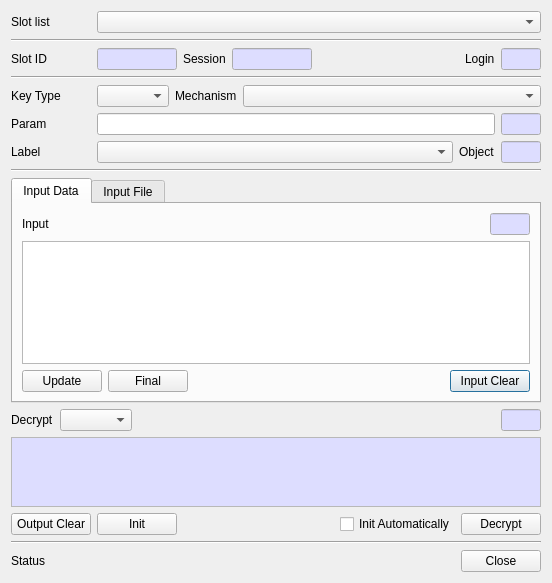
First picture: the form in CryptokiMan/decrypt_dlg.ui, repository jykim74/CryptokiMan, before the edit.
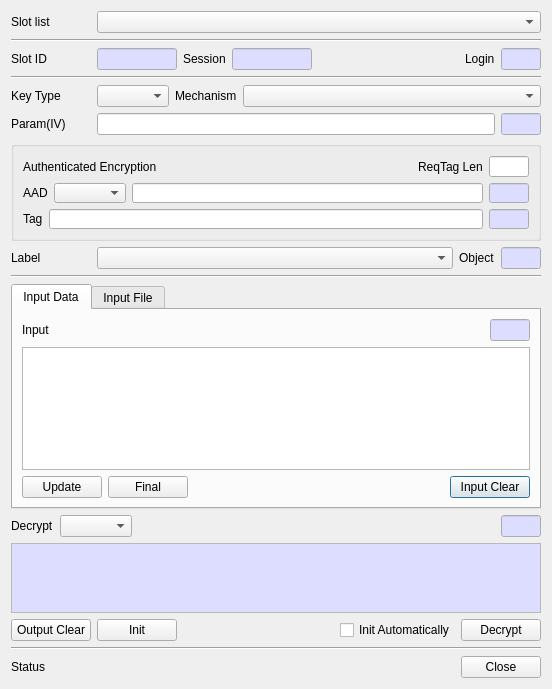
Second picture: the form after the edit.

Commit message: Encrypt Decrypt 에서 AE UI 작업

```diff
--- a/CryptokiMan/decrypt_dlg.ui
+++ b/CryptokiMan/decrypt_dlg.ui
@@ -7,7 +7,7 @@
     <x>0</x>
     <y>0</y>
     <width>552</width>
-    <height>573</height>
+    <height>679</height>
    </rect>
   </property>
   <property name="windowTitle">
@@ -331,7 +331,7 @@
         </size>
        </property>
        <property name="text">
-        <string>Param</string>
+        <string>Param(IV)</string>
        </property>
       </widget>
      </item>
@@ -393,6 +393,223 @@
      </item>
     </layout>
    </item>
+   <item>
+    <widget class="QGroupBox" name="mAEGroup">
+     <property name="minimumSize">
+      <size>
+       <width>0</width>
+       <height>100</height>
+      </size>
+     </property>
+     <property name="title">
+      <string/>
+     </property>
+     <layout class="QVBoxLayout" name="verticalLayout_4">
+      <item>
+       <layout class="QGridLayout" name="gridLayout_15">
+        <item row="0" column="3">
+         <widget class="QLineEdit" name="mReqTagLenText">
+          <property name="minimumSize">
+           <size>
+            <width>40</width>
+            <height>0</height>
+           </size>
+          </property>
+          <property name="maximumSize">
+           <size>
+            <width>40</width>
+            <height>16777215</height>
+           </size>
+          </property>
+         </widget>
+        </item>
+        <item row="0" column="2">
+         <widget class="QLabel" name="label_21">
+          <property name="text">
+           <string>ReqTag Len</string>
+          </property>
+         </widget>
+        </item>
+        <item row="0" column="0">
+         <widget class="QLabel" name="label_20">
+          <property name="text">
+           <string>Authenticated Encryption</string>
+          </property>
+         </widget>
+        </item>
+        <item row="0" column="1">
+         <spacer name="horizontalSpacer_7">
+          <property name="orientation">
+           <enum>Qt::Horizontal</enum>
+          </property>
+          <property name="sizeHint" stdset="0">
+           <size>
+            <width>40</width>
+            <height>20</height>
+           </size>
+          </property>
+         </spacer>
+        </item>
+       </layout>
+      </item>
+      <item>
+       <layout class="QGridLayout" name="gridLayout_18">
+        <item row="0" column="2">
+         <widget class="QLineEdit" name="mAADText">
+          <property name="font">
+           <font>
+            <family>굴림체</family>
+           </font>
+          </property>
+         </widget>
+        </item>
+        <item row="0" column="0">
+         <widget class="QLabel" name="label_22">
+          <property name="text">
+           <string>AAD</string>
+          </property>
+         </widget>
+        </item>
+        <item row="0" column="1">
+         <widget class="QComboBox" name="mAADTypeCombo"/>
+        </item>
+        <item row="0" column="3">
+         <widget class="QLineEdit" name="mAADLenText">
+          <property name="minimumSize">
+           <size>
+            <width>40</width>
+            <height>0</height>
+           </size>
+          </property>
+          <property name="maximumSize">
+           <size>
+            <width>40</width>
+            <height>16777215</height>
+           </size>
+          </property>
+          <property name="palette">
+           <palette>
+            <active>
+             <colorrole role="Base">
+              <brush brushstyle="SolidPattern">
+               <color alpha="255">
+                <red>221</red>
+                <green>221</green>
+                <blue>255</blue>
+               </color>
+              </brush>
+             </colorrole>
+            </active>
+            <inactive>
+             <colorrole role="Base">
+              <brush brushstyle="SolidPattern">
+               <color alpha="255">
+                <red>221</red>
+                <green>221</green>
+                <blue>255</blue>
+               </color>
+              </brush>
+             </colorrole>
+            </inactive>
+            <disabled>
+             <colorrole role="Base">
+              <brush brushstyle="SolidPattern">
+               <color alpha="255">
+                <red>240</red>
+                <green>240</green>
+                <blue>240</blue>
+               </color>
+              </brush>
+             </colorrole>
+            </disabled>
+           </palette>
+          </property>
+          <property name="readOnly">
+           <bool>true</bool>
+          </property>
+         </widget>
+        </item>
+       </layout>
+      </item>
+      <item>
+       <layout class="QGridLayout" name="gridLayout_19">
+        <item row="0" column="2">
+         <widget class="QLineEdit" name="mTagLenText">
+          <property name="minimumSize">
+           <size>
+            <width>40</width>
+            <height>0</height>
+           </size>
+          </property>
+          <property name="maximumSize">
+           <size>
+            <width>40</width>
+            <height>16777215</height>
+           </size>
+          </property>
+          <property name="palette">
+           <palette>
+            <active>
+             <colorrole role="Base">
+              <brush brushstyle="SolidPattern">
+               <color alpha="255">
+                <red>221</red>
+                <green>221</green>
+                <blue>255</blue>
+               </color>
+              </brush>
+             </colorrole>
+            </active>
+            <inactive>
+             <colorrole role="Base">
+              <brush brushstyle="SolidPattern">
+               <color alpha="255">
+                <red>221</red>
+                <green>221</green>
+                <blue>255</blue>
+               </color>
+              </brush>
+             </colorrole>
+            </inactive>
+            <disabled>
+             <colorrole role="Base">
+              <brush brushstyle="SolidPattern">
+               <color alpha="255">
+                <red>240</red>
+                <green>240</green>
+                <blue>240</blue>
+               </color>
+              </brush>
+             </colorrole>
+            </disabled>
+           </palette>
+          </property>
+          <property name="readOnly">
+           <bool>true</bool>
+          </property>
+         </widget>
+        </item>
+        <item row="0" column="1">
+         <widget class="QLineEdit" name="mTagText">
+          <property name="font">
+           <font>
+            <family>굴림체</family>
+           </font>
+          </property>
+         </widget>
+        </item>
+        <item row="0" column="0">
+         <widget class="QLabel" name="label_23">
+          <property name="text">
+           <string>Tag</string>
+          </property>
+         </widget>
+        </item>
+       </layout>
+      </item>
+     </layout>
+    </widget>
+   </item>
    <item>
     <layout class="QGridLayout" name="gridLayout_3">
      <property name="topMargin">
```
The commit also changes 3 other files.
